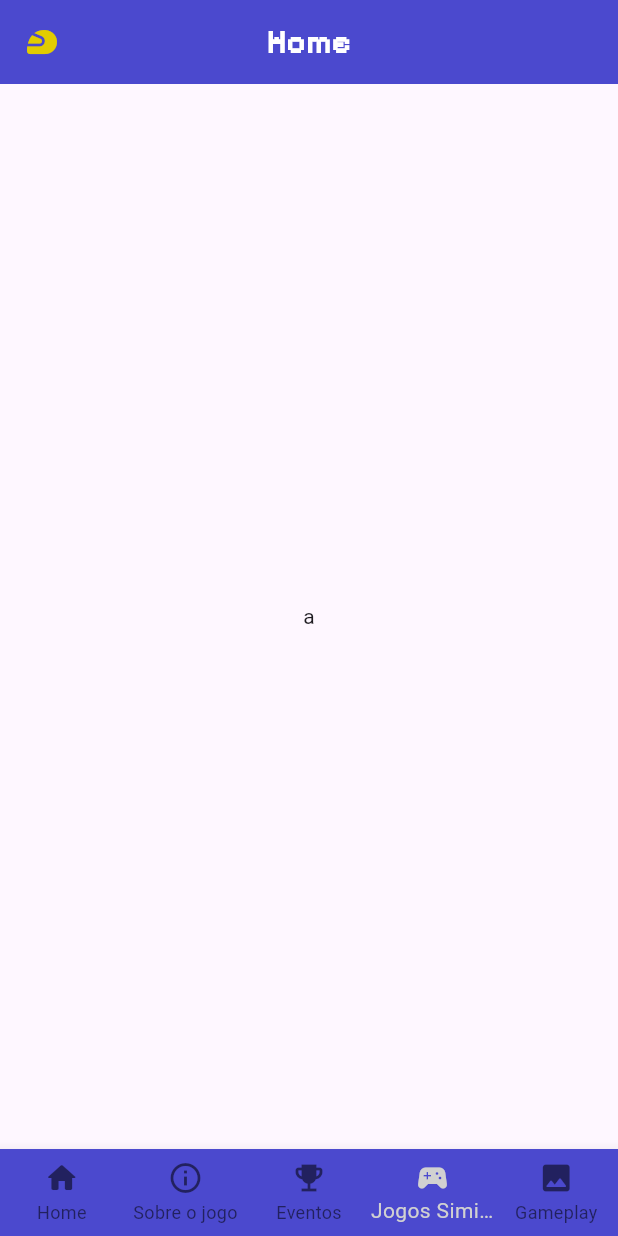
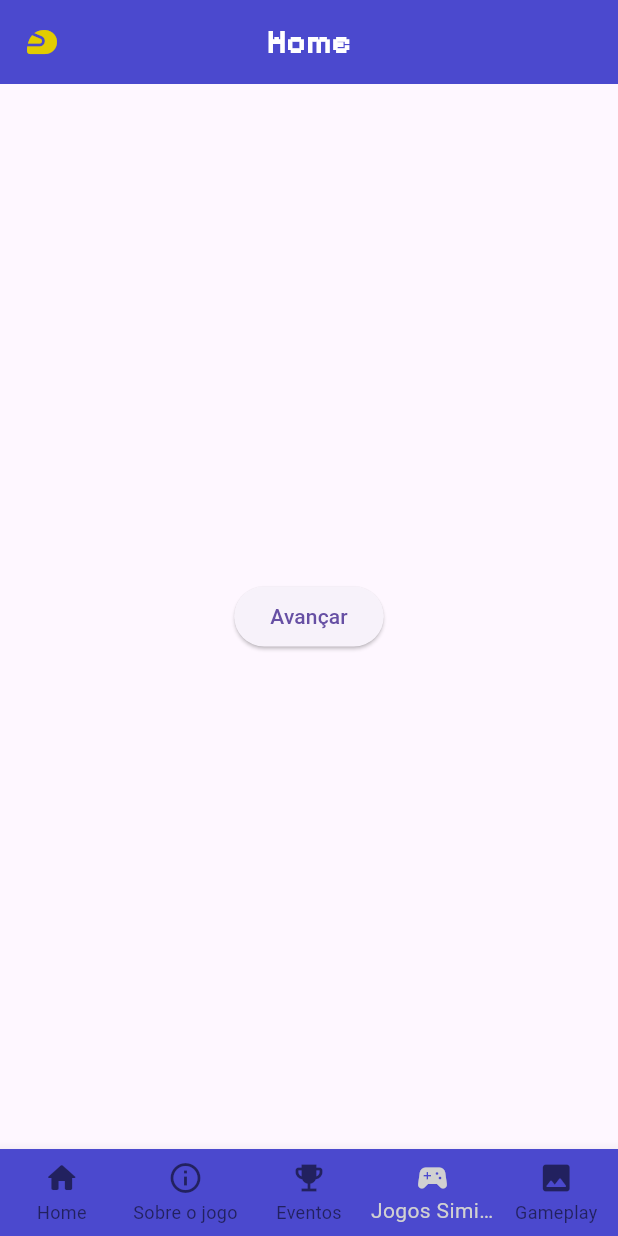
Before and after one commit to Rob3rt2/APP_prototipo_Enduro, a Flutter app: the screen it shows after launch, item 4 of the bottom bar chosen, on a phone screen of 412 x 824 dp. Run offline on Flutter 3.47's test engine with Material 3 defaults, Android fonts, the phone set to English and light mode, and no system bars; our stand-ins replace video_player.

Commit message:
edição de páginas

```diff
--- a/flutter_application_1/lib/jogossim.dart
+++ b/flutter_application_1/lib/jogossim.dart
@@ -16,8 +16,4 @@ class JogoSimilar{
     this.modo,
     this.genero
   );
-
-  void avancarJogoSim(){
-
-  }
 }
--- a/flutter_application_1/lib/jogossimpag.dart
+++ b/flutter_application_1/lib/jogossimpag.dart
@@ -8,36 +8,48 @@ class JogosSimPag extends StatefulWidget{
   State<JogosSimPag> createState() => _JogosSimpag();
 }
 
-void main (List<String> args){
-  String nome = '';
-  String image = '';
-  String desc = '';
-  String dev = '';
-  String consol = '';
-  String mode = '';
-  String genre = '';
+class _JogosSimpag extends State<JogosSimPag> {
+  int index = 0;
 
-  JogoSimilar topgear = JogoSimilar(
-    nome = "Top Gear",
-    image = "img/topgear.png",
-    desc = "Top Gear é um jogo de corrida e blablabla",
-    dev = "Gremlin Graphics",
-    consol = "Super Nintendo Entertainment System",
-    mode = "Um jogador ou multijogador",
-    genre = "Corrida",
-  );
+  List<JogoSimilar> jogossimilares = [
+    const JogoSimilar(
+      'Top Gear',
+      'img/topgear.png',
+      'É um jogo de corrida e tals',
+      'Gremlin Graphics',
+      'Super Nintendo Entertainment System (SNES)',
+      'Um jogador ou multijogador',
+      'Corrida'
+    ),
+    const JogoSimilar(
+      'Excitebike',
+      'img/excitebike.png',
+      'jogo de motocrossing',
+      'desenvolvedora',
+      'Nintendo Entertainment System (NES), Wii e Wii U',
+      'Um jogador',
+      'Corrida'
+    ),
+  ];
 
-}
+  void avancarJogoSim(){
+    index++;
+  }
 
-class _JogosSimpag extends State<JogosSimPag> {
-
+  void voltarJogoSim(){
+    index--;
+  }
 
   @override
   Widget build(BuildContext context) {
-  return const Scaffold(
+  return Scaffold(
     body: Center(
       child: (
-        Text('a')
+        ElevatedButton(
+          onPressed: (){
+            avancarJogoSim();
+          },
+          child: const Text('Avançar'))
     ),)
     );
   }
```
Also changed, not shown: flutter_application_1/img/excitebike.png (added).
